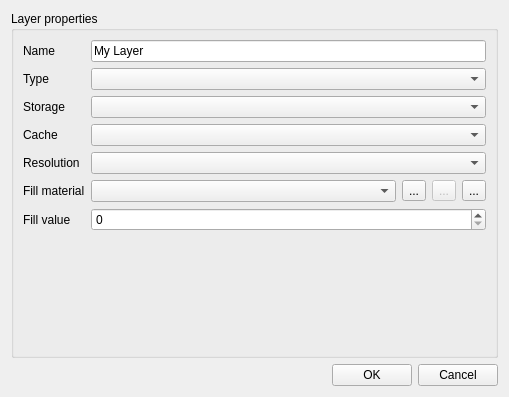
ensisoft/detonator, file editor/gui/dlgtilelayer.ui: the form before one commit.
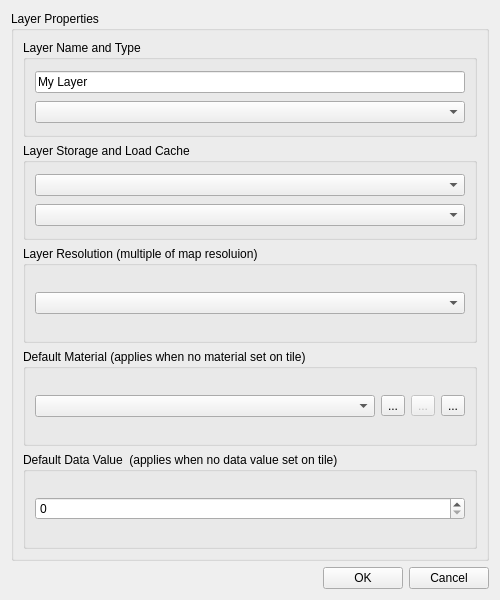
The form after the commit. Icons and pictures are not drawn.

Commit message:
Update tile layer dialog UI
Update tile layer dialog UI.

Diff of the .ui file:
```diff
--- a/editor/gui/dlgtilelayer.ui
+++ b/editor/gui/dlgtilelayer.ui
@@ -6,8 +6,8 @@
    <rect>
     <x>0</x>
     <y>0</y>
-    <width>509</width>
-    <height>397</height>
+    <width>500</width>
+    <height>600</height>
    </rect>
   </property>
   <property name="windowTitle">
@@ -15,25 +15,27 @@
   </property>
   <layout class="QVBoxLayout" name="verticalLayout">
    <item>
-    <widget class="QGroupBox" name="material">
-     <property name="title">
-      <string>Layer properties</string>
-     </property>
-     <layout class="QGridLayout" name="gridLayout">
-      <item row="1" column="0">
-       <widget class="QLabel" name="label_15">
+    <widget class="QGroupBox" name="groupBox">
         <property name="sizePolicy">
-         <sizepolicy hsizetype="Maximum" vsizetype="Preferred">
+      <sizepolicy hsizetype="Preferred" vsizetype="MinimumExpanding">
           <horstretch>0</horstretch>
           <verstretch>0</verstretch>
          </sizepolicy>
         </property>
-        <property name="text">
-         <string>Type</string>
-        </property>
-       </widget>
-      </item>
-      <item row="0" column="1">
+     <property name="title">
+      <string>Layer Properties</string>
+     </property>
+     <layout class="QVBoxLayout" name="verticalLayout_2">
+      <item>
+       <widget class="QGroupBox" name="groupBox_2">
+        <property name="title">
+         <string>Layer Name and Type</string>
+        </property>
+        <property name="flat">
+         <bool>true</bool>
+        </property>
+        <layout class="QVBoxLayout" name="verticalLayout_3">
+         <item>
        <widget class="QLineEdit" name="layerName">
         <property name="sizePolicy">
          <sizepolicy hsizetype="Preferred" vsizetype="Fixed">
@@ -46,89 +48,71 @@
         </property>
        </widget>
       </item>
-      <item row="0" column="0">
-       <widget class="QLabel" name="label_5">
-        <property name="sizePolicy">
-         <sizepolicy hsizetype="Maximum" vsizetype="Preferred">
-          <horstretch>0</horstretch>
-          <verstretch>0</verstretch>
-         </sizepolicy>
-        </property>
-        <property name="text">
-         <string>Name</string>
-        </property>
-       </widget>
-      </item>
-      <item row="7" column="1">
-       <spacer name="verticalSpacer">
-        <property name="orientation">
-         <enum>Qt::Vertical</enum>
-        </property>
-        <property name="sizeHint" stdset="0">
-         <size>
-          <width>20</width>
-          <height>10</height>
-         </size>
-        </property>
-       </spacer>
-      </item>
-      <item row="4" column="1">
-       <widget class="QComboBox" name="cmbLayerResolution">
-        <property name="enabled">
-         <bool>true</bool>
-        </property>
-       </widget>
-      </item>
-      <item row="2" column="0">
-       <widget class="QLabel" name="label_16">
-        <property name="text">
-         <string>Storage</string>
-        </property>
-       </widget>
-      </item>
-      <item row="4" column="0">
-       <widget class="QLabel" name="label_18">
-        <property name="text">
-         <string>Resolution</string>
-        </property>
-       </widget>
-      </item>
-      <item row="5" column="0">
-       <widget class="QLabel" name="label_19">
-        <property name="text">
-         <string>Fill material</string>
-        </property>
-       </widget>
-      </item>
-      <item row="3" column="0">
-       <widget class="QLabel" name="label_17">
-        <property name="text">
-         <string>Cache</string>
-        </property>
-       </widget>
-      </item>
-      <item row="2" column="1">
-       <widget class="QComboBox" name="cmbLayerStorage">
-        <property name="enabled">
-         <bool>true</bool>
-        </property>
-       </widget>
-      </item>
-      <item row="1" column="1">
+         <item>
        <widget class="QComboBox" name="cmbLayerType">
         <property name="enabled">
          <bool>true</bool>
         </property>
        </widget>
       </item>
-      <item row="3" column="1">
+        </layout>
+       </widget>
+      </item>
+      <item>
+       <widget class="QGroupBox" name="groupBox_7">
+        <property name="title">
+         <string>Layer Storage and Load Cache</string>
+        </property>
+        <property name="flat">
+         <bool>true</bool>
+        </property>
+        <layout class="QVBoxLayout" name="verticalLayout_8">
+         <item>
+          <widget class="QComboBox" name="cmbLayerStorage">
+           <property name="enabled">
+            <bool>true</bool>
+           </property>
+          </widget>
+         </item>
+         <item>
        <widget class="QComboBox" name="cmbLayerCache">
         <property name="enabled">
          <bool>true</bool>
         </property>
        </widget>
       </item>
-      <item row="5" column="1">
+        </layout>
+       </widget>
+      </item>
+      <item>
+       <widget class="QGroupBox" name="groupBox_4">
+        <property name="title">
+         <string>Layer Resolution (multiple of map resoluion)</string>
+        </property>
+        <property name="flat">
+         <bool>true</bool>
+        </property>
+        <layout class="QVBoxLayout" name="verticalLayout_4">
+         <item>
+          <widget class="QComboBox" name="cmbLayerResolution">
+           <property name="enabled">
+            <bool>true</bool>
+           </property>
+          </widget>
+         </item>
+        </layout>
+       </widget>
+      </item>
+      <item>
+       <widget class="QGroupBox" name="groupBox_5">
+        <property name="title">
+         <string>Default Material (applies when no material set on tile)</string>
+        </property>
+        <property name="flat">
+         <bool>true</bool>
+        </property>
+        <layout class="QVBoxLayout" name="verticalLayout_6">
+         <item>
        <layout class="QHBoxLayout" name="horizontalLayout_3">
         <item>
          <widget class="QComboBox" name="cmbMaterial">
@@ -199,18 +183,26 @@
         </item>
        </layout>
       </item>
-      <item row="6" column="1">
+        </layout>
+       </widget>
+      </item>
+      <item>
+       <widget class="QGroupBox" name="groupBox_6">
+        <property name="title">
+         <string>Default Data Value  (applies when no data value set on tile)</string>
+        </property>
+        <property name="flat">
+         <bool>true</bool>
+        </property>
+        <layout class="QVBoxLayout" name="verticalLayout_7">
+         <item>
        <widget class="QSpinBox" name="value">
         <property name="stepType">
          <enum>QAbstractSpinBox::AdaptiveDecimalStepType</enum>
         </property>
        </widget>
       </item>
-      <item row="6" column="0">
-       <widget class="QLabel" name="label">
-        <property name="text">
-         <string>Fill value</string>
-        </property>
+        </layout>
        </widget>
       </item>
      </layout>
```
Left out of the diff: 2 changed lines with no effect on the pictures. Lines whose indentation alone changed are shown as unchanged.
